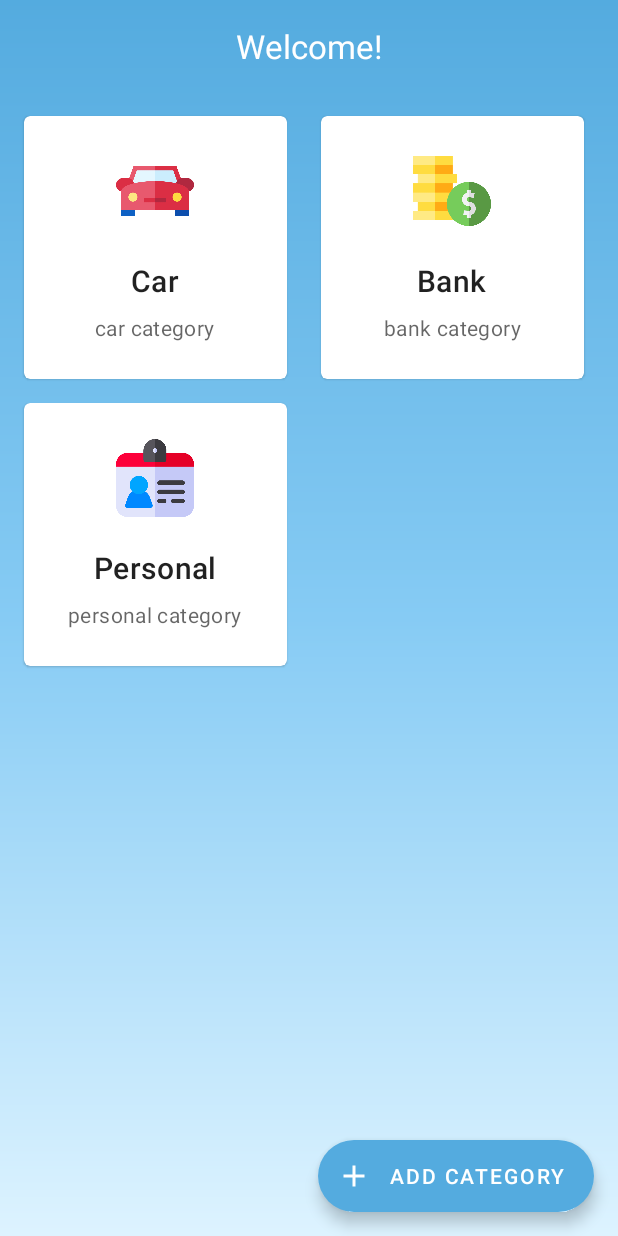
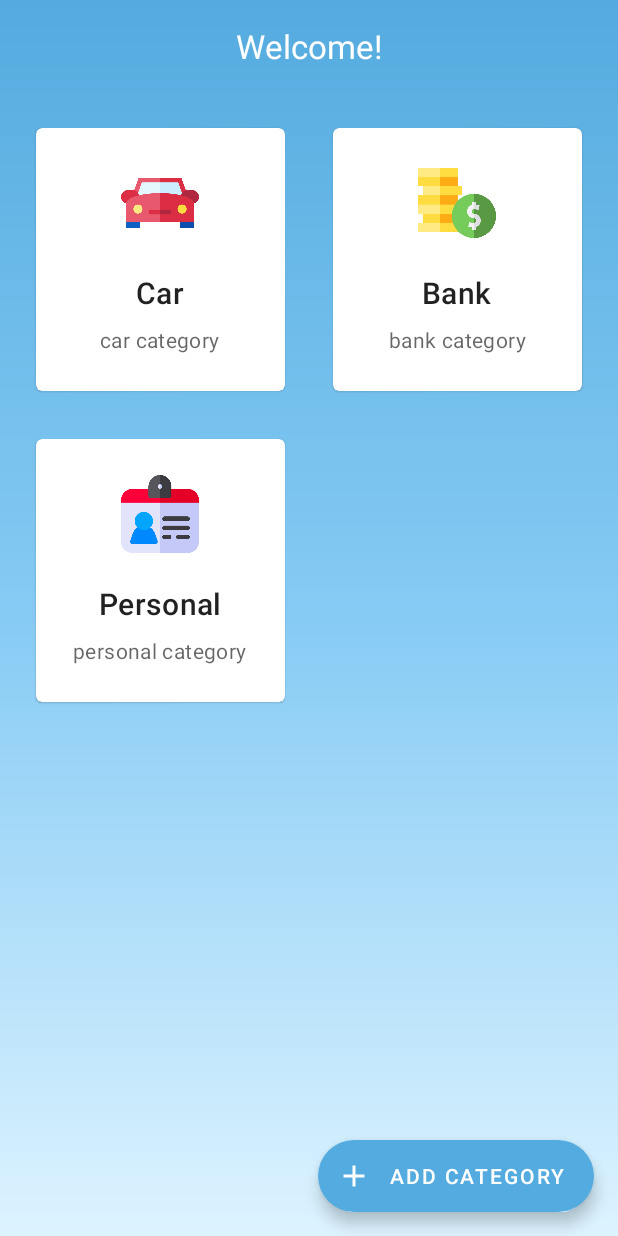
Before and after one commit to ShaharBirzon/SaveMe, an Android app: the MainActivity screen opened directly, with no data from a screen before it, on a phone screen of 412 x 824 dp. Run offline under Robolectric (Android 15) with nearby library versions, the phone set to English and light mode, and no system bars; our stand-ins replace Firebase (no records; nobody signed in at launch, a user with empty details on screens opened directly), Picasso.

Commit message:
changed category item scale

```diff
--- a/app/src/main/res/layout/category_item.xml
+++ b/app/src/main/res/layout/category_item.xml
@@ -1,13 +1,14 @@
 <?xml version="1.0" encoding="utf-8"?>
 <LinearLayout xmlns:android="http://schemas.android.com/apk/res/android"
     xmlns:app="http://schemas.android.com/apk/res-auto"
+    android:layout_width="match_parent"
+    android:layout_height="wrap_content"
     android:orientation="vertical"
-    android:layout_width="wrap_content"
-    android:layout_height="wrap_content">
+    android:padding="8dp">
 
     <com.google.android.material.card.MaterialCardView
         android:id="@+id/card"
-        android:layout_width="175dp"
+        android:layout_width="match_parent"
         android:layout_height="175dp"
         android:layout_gravity="center"
         android:layout_margin="8dp">
```
